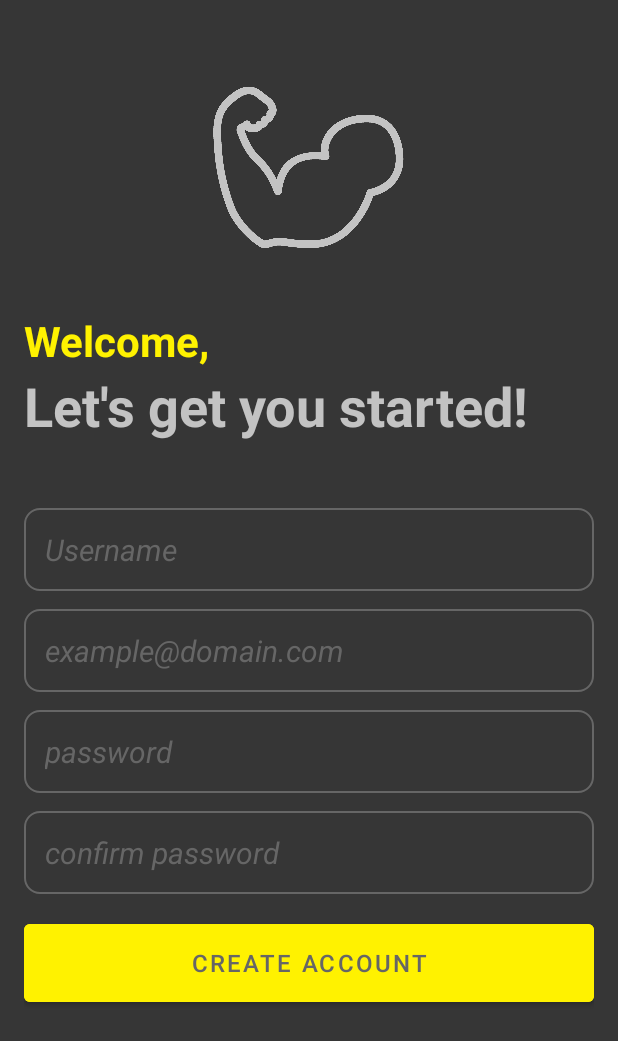
After one commit to kikis202/fitness-tracker, an Android app: the CreateAccountActivity screen opened directly, with no data from a screen before it, on a phone screen of 412 x 824 dp. The commit adds this screen. Shown: the top 1041 px of the screen. Run offline under Robolectric (Android 15) with nearby library versions, the phone set to English and light mode, and no system bars.

Commit message:
Create account screen designed

```diff
--- a/app/src/main/AndroidManifest.xml
+++ b/app/src/main/AndroidManifest.xml
@@ -14,6 +14,9 @@
         android:theme="@style/Theme.Fitnesstracker"
         tools:targetApi="31">
         <activity
+            android:name=".CreateAccountActivity"
+            android:exported="false" />
+        <activity
             android:name=".MainActivity"
             android:exported="false" />
         <activity
--- /dev/null
+++ b/app/src/main/java/com/example/fitness_tracker/CreateAccountActivity.java
@@ -0,0 +1,14 @@
+package com.example.fitness_tracker;
+
+import androidx.appcompat.app.AppCompatActivity;
+
+import android.os.Bundle;
+
+public class CreateAccountActivity extends AppCompatActivity {
+
+    @Override
+    protected void onCreate(Bundle savedInstanceState) {
+        super.onCreate(savedInstanceState);
+        setContentView(R.layout.activity_create_account);
+    }
+}
--- /dev/null
+++ b/app/src/main/res/drawable/rounded_corner.xml
@@ -0,0 +1,8 @@
+<?xml version="1.0" encoding="utf-8"?>
+<shape xmlns:android="http://schemas.android.com/apk/res/android"
+    android:shape="rectangle"
+    >
+    <corners android:radius="10dp"/>
+    <stroke android:width="1dp" android:color="@color/secondary"/>
+
+</shape>
--- /dev/null
+++ b/app/src/main/res/layout/activity_create_account.xml
@@ -0,0 +1,128 @@
+<?xml version="1.0" encoding="utf-8"?>
+<RelativeLayout xmlns:android="http://schemas.android.com/apk/res/android"
+    xmlns:app="http://schemas.android.com/apk/res-auto"
+    xmlns:tools="http://schemas.android.com/tools"
+    android:layout_width="match_parent"
+    android:layout_height="match_parent"
+    android:background="@color/primary"
+    android:padding="16dp"
+    tools:context=".CreateAccountActivity"
+    tools:ignore="ExtraText">
+
+    <ImageView
+        android:id="@+id/sign_up_logo"
+        android:layout_width="128dp"
+        android:layout_height="128dp"
+        android:layout_centerHorizontal="true"
+
+        android:layout_marginVertical="32dp"
+        android:contentDescription="@string/logo_description"
+        android:src="@drawable/fitplus_logo_main" />
+
+    <LinearLayout
+        android:layout_width="match_parent"
+        android:layout_height="wrap_content"
+        android:layout_below="@id/sign_up_logo"
+        android:orientation="vertical"
+        android:id="@+id/greeting">
+
+        <TextView
+            android:layout_width="match_parent"
+            android:layout_height="wrap_content"
+            android:text="@string/greeting"
+            android:textStyle="bold"
+            android:textColor="@color/accent"
+            android:textSize="28sp"
+            />
+        <TextView
+            android:layout_width="match_parent"
+            android:layout_height="wrap_content"
+            android:text="@string/lets_start"
+            android:textStyle="bold"
+            android:textColor="@color/main_text"
+            android:textSize="36sp"
+            />
+    </LinearLayout>
+
+    <LinearLayout
+        android:layout_width="match_parent"
+        android:layout_height="wrap_content"
+        android:layout_below="@id/greeting"
+        android:orientation="vertical"
+        android:layout_marginVertical="32dp">
+
+        <EditText
+            android:layout_width="match_parent"
+            android:layout_height="wrap_content"
+            android:inputType="text"
+            android:hint="@string/username_hint"
+            android:autofillHints="username"
+            android:textColorHint="@color/secondary"
+            android:textSize="20sp"
+            android:textColor="@color/main_text"
+            android:background="@drawable/rounded_corner"
+            android:padding="14dp"
+            android:layout_marginTop="12dp"
+
+            android:id="@+id/username_edit_text"
+            />
+
+        <EditText
+            android:id="@+id/email_edit_text"
+            android:layout_width="match_parent"
+            android:layout_height="wrap_content"
+            android:layout_marginTop="12dp"
+            android:background="@drawable/rounded_corner"
+            android:inputType="textEmailAddress"
+            android:hint="@string/email_hint"
+            android:autofillHints="emailAddress"
+            android:padding="14dp"
+            android:textColor="@color/main_text"
+            android:textColorHint="@color/secondary"
+
+            android:textSize="20sp" />
+        <EditText
+            android:layout_width="match_parent"
+            android:layout_height="wrap_content"
+            android:inputType="textPassword"
+            android:hint="@string/password_hint"
+            android:autofillHints="password"
+            android:textColorHint="@color/secondary"
+            android:textSize="20sp"
+            android:textColor="@color/main_text"
+            android:background="@drawable/rounded_corner"
+            android:padding="14dp"
+            android:layout_marginTop="12dp"
+
+            android:id="@+id/password_edit_text"
+            />
+        <EditText
+            android:layout_width="match_parent"
+            android:layout_height="wrap_content"
+            android:inputType="textPassword"
+            android:hint="@string/confirm_password_hint"
+            android:autofillHints="password"
+            android:textColorHint="@color/secondary"
+            android:textSize="20sp"
+            android:textColor="@color/main_text"
+            android:background="@drawable/rounded_corner"
+            android:padding="14dp"
+            android:layout_marginTop="12dp"
+
+            android:id="@+id/confirm_password_edit_text"
+            />
+
+        <com.google.android.material.button.MaterialButton
+            android:layout_width="match_parent"
+            android:layout_height="64dp"
+            android:text="@string/submit_sign_up"
+            android:textColor="@color/secondary"
+            android:layout_marginTop="14dp"
+            android:textSize="16sp"
+            android:backgroundTint="@color/accent"
+            android:id="@+id/submit_sign_up"/>
+
+
+    </LinearLayout>
+
+</RelativeLayout>
--- a/app/src/main/res/layout/activity_splash.xml
+++ b/app/src/main/res/layout/activity_splash.xml
@@ -1,5 +1,5 @@
 <?xml version="1.0" encoding="utf-8"?>
-<androidx.appcompat.widget.LinearLayoutCompat xmlns:android="http://schemas.android.com/apk/res/android"
+<LinearLayout xmlns:android="http://schemas.android.com/apk/res/android"
     xmlns:app="http://schemas.android.com/apk/res-auto"
     xmlns:tools="http://schemas.android.com/tools"
     android:layout_width="match_parent"
@@ -15,8 +15,9 @@
         android:layout_marginBottom="18sp"
 
 
+
         android:contentDescription="@string/logo_description"
-        app:srcCompat="@drawable/fitplus_logo_black_main" />
+        app:srcCompat="@drawable/fitplus_logo_main" />
 
     <TextView
         android:layout_width="match_parent"
@@ -26,6 +27,7 @@
         android:textColor="@color/accent"
         android:textStyle="bold"
         android:gravity="center"
+        android:id="@+id/splash_title"
         />
 
     <TextView
@@ -37,4 +39,4 @@
         android:gravity="center"
         android:paddingBottom="40sp"        />
 
-</androidx.appcompat.widget.LinearLayoutCompat>
+</LinearLayout>
--- a/app/src/main/res/values/strings.xml
+++ b/app/src/main/res/values/strings.xml
@@ -2,4 +2,11 @@
     <string name="app_name">FitPlus</string>
     <string name="moto">Make it happen</string>
     <string name="logo_description">FitPlus logo</string>
+    <string name="greeting">Welcome,</string>
+    <string name="lets_start">Let\'s get you started!</string>
+    <string name="username_hint"><i>Username</i></string>
+    <string name="email_hint"><i>example@domain.com</i></string>
+    <string name="password_hint"><i>password</i></string>
+    <string name="confirm_password_hint"><i>confirm password</i></string>
+    <string name="submit_sign_up">CREATE ACCOUNT</string>
 </resources>
```
Also changed, not shown: app/src/main/res/drawable/fitplus_logo_main.png (renamed from app/src/main/res/drawable/fitplus_logo_black_main.png).
